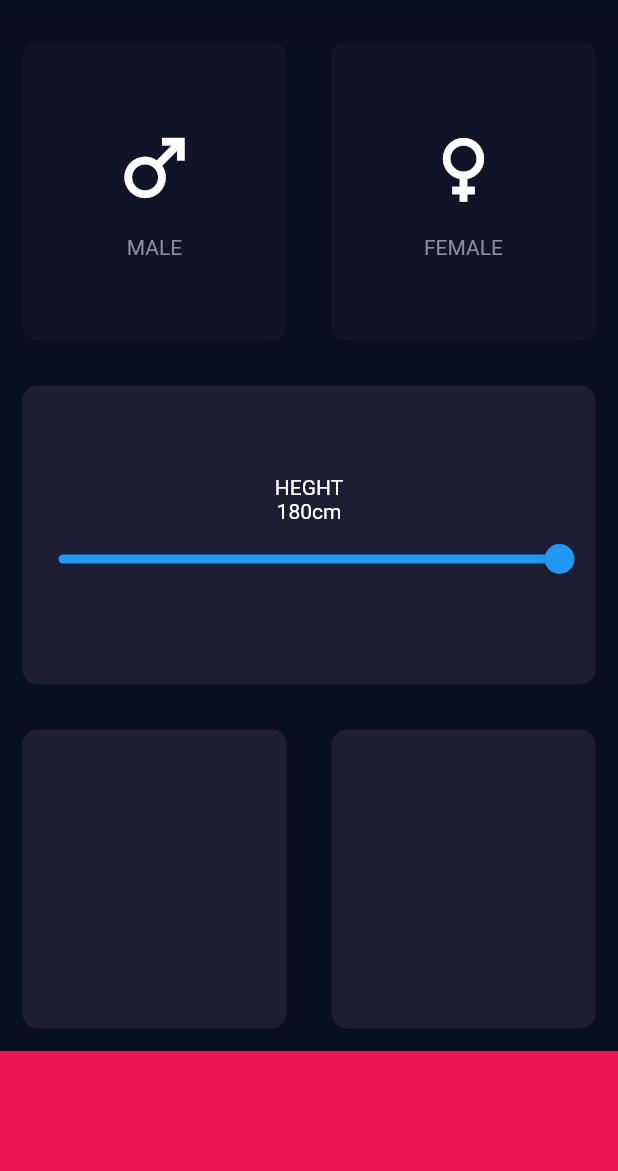
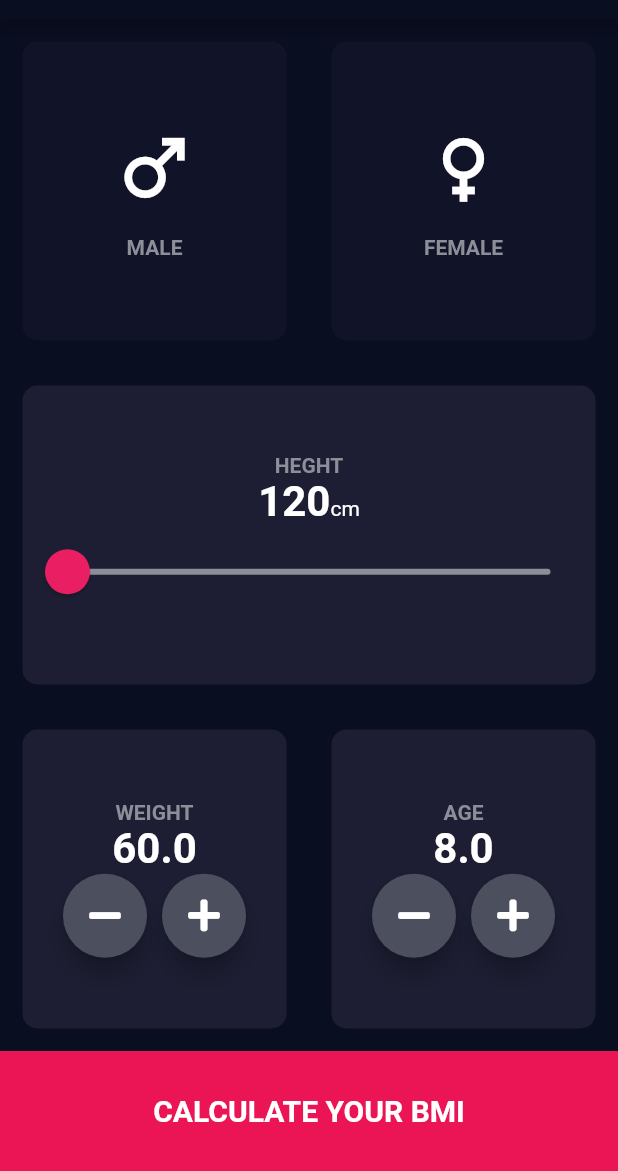
Before and after one commit to LifeAsADropOut/BMI-APP, a Flutter app: the screen it shows after launch, on a phone screen of 412 x 824 dp, the part 65-1236 px from its top. Run offline on Flutter 3.47's test engine with Material 2 defaults, Android fonts, the light colour scheme and no system bars; our stand-ins replace font_awesome_flutter.

Commit message:
complete UI for first page

```diff
--- a/lib/input_page.dart
+++ b/lib/input_page.dart
@@ -1,3 +1,4 @@
+import 'package:bmi_app2/parameter_box.dart';
 import 'package:bmi_app2/utils.dart';
 import 'package:flutter/material.dart';
 
@@ -13,6 +14,10 @@ class InputPage extends StatefulWidget {
 
 class _InputPageState extends State<InputPage> {
   Gender _gender = Gender.NONE;
+  double _sliderValue = 120.0;
+
+  double _weight = 60.0;
+  double _age = 8.0;
 
   void updateCardColor({required Gender gender}) => setState(() {
         _gender = gender;
@@ -40,9 +45,7 @@ class _InputPageState extends State<InputPage> {
                       iconSize: 80.0,
                       iconColor: Colors.white,
                       label: "MALE",
-                      labelStyle: TextStyle(
-                        color: kLabelColor,
-                      ),
+                      labelStyle: kLabelStyle,
                     ),
                   ),
                 ),
@@ -57,9 +60,7 @@ class _InputPageState extends State<InputPage> {
                       iconSize: 80.0,
                       iconColor: Colors.white,
                       label: "FEMALE",
-                      labelStyle: TextStyle(
-                        color: kLabelColor,
-                      ),
+                      labelStyle: kLabelStyle,
                     ),
                   ),
                 ),
@@ -73,9 +74,33 @@ class _InputPageState extends State<InputPage> {
               child: Column(
                 mainAxisAlignment: MainAxisAlignment.center,
                 children: [
-                  Text("HEGHT"),
-                  Text("180cm"),
-                  Slider(value: 1, onChanged: (_) {})
+                  Text(
+                    "HEGHT",
+                    style: kLabelStyle,
+                  ),
+                  Row(
+                    mainAxisAlignment: MainAxisAlignment.center,
+                    crossAxisAlignment: CrossAxisAlignment.baseline,
+                    textBaseline: TextBaseline.alphabetic,
+                    children: [
+                      Text(
+                        "${_sliderValue.floor()}",
+                        style: kNumberStyle,
+                      ),
+                      Text("cm")
+                    ],
+                  ),
+                  Slider(
+                    inactiveColor: Color(0xFF8D8E98),
+                    value: _sliderValue,
+                    min: kMinHeight,
+                    max: kMaxHeight,
+                    onChanged: (_sv) {
+                      setState(() {
+                        _sliderValue = _sv;
+                      });
+                    },
+                  )
                 ],
               ),
             ),
@@ -87,14 +112,32 @@ class _InputPageState extends State<InputPage> {
                   child: ReusableCard(
                     callback: () {},
                     color: kActiveCardColor,
-                    child: Container(),
+                    child: ParameterBox(
+                      onAdd: () => setState(() {
+                        _weight = _weight == 500 ? _weight : ++_weight;
+                      }),
+                      onSubtract: () => setState(() {
+                        _weight = _weight == 15 ? _weight : --_weight;
+                      }),
+                      title: "WEIGHT",
+                      param: _weight,
+                    ),
                   ),
                 ),
                 Expanded(
                   child: ReusableCard(
                     callback: () {},
                     color: kActiveCardColor,
-                    child: Container(),
+                    child: ParameterBox(
+                      onSubtract: () => setState(() {
+                        _age = _age == 1 ? _age : --_age;
+                      }),
+                      onAdd: () => setState(() {
+                        _age = _age == 120 ? _age : ++_age;
+                      }),
+                      title: "AGE",
+                      param: _age,
+                    ),
                   ),
                 ),
               ],
@@ -102,8 +145,13 @@ class _InputPageState extends State<InputPage> {
           ),
           Container(
             width: double.infinity,
-            color: kBottomContainerCcolor,
+            color: kBottomContainerColor,
             height: 80.0,
+            child: Center(
+                child: Text(
+              "CALCULATE YOUR BMI",
+              style: kNumberStyle.copyWith(fontSize: 20.0),
+            )),
           )
         ],
       ),
--- a/lib/main.dart
+++ b/lib/main.dart
@@ -12,6 +12,13 @@ class MyApp extends StatelessWidget {
       debugShowCheckedModeBanner: false,
       title: 'BMI CALCULATOR',
       theme: ThemeData.dark().copyWith(
+        sliderTheme: SliderTheme.of(context).copyWith(
+          activeTrackColor: Colors.white,
+          thumbColor: Colors.pink,
+          thumbShape: RoundSliderThumbShape(enabledThumbRadius: 15.0),
+          overlayShape: RoundSliderOverlayShape(overlayRadius: 30.0),
+          overlayColor: Colors.pink.withAlpha(40),
+        ),
         primaryColor: Color(0xFF0A0E21),
         scaffoldBackgroundColor: Color(
           0xFF0A0E21,
--- /dev/null
+++ b/lib/parameter_box.dart
@@ -0,0 +1,51 @@
+import 'package:bmi_app2/roundIconButton.dart';
+import 'package:bmi_app2/utils.dart';
+import 'package:flutter/material.dart';
+import 'package:font_awesome_flutter/font_awesome_flutter.dart';
+
+class ParameterBox extends StatelessWidget {
+  final double param;
+  final String title;
+  final Function() onSubtract;
+  final void Function() onAdd;
+  const ParameterBox(
+      {required this.title,
+      required this.onAdd,
+      required this.onSubtract,
+      required this.param,
+      Key? key})
+      : super(key: key);
+
+  @override
+  Widget build(BuildContext context) {
+    return Column(
+      mainAxisAlignment: MainAxisAlignment.center,
+      children: [
+        Text(
+          title,
+          style: kLabelStyle,
+        ),
+        Text(
+          "$param",
+          style: kNumberStyle,
+        ),
+        Row(
+          mainAxisAlignment: MainAxisAlignment.center,
+          children: [
+            RoundIconButton(
+              onPressed: onSubtract,
+              iconData: FontAwesomeIcons.minus,
+            ),
+            SizedBox(
+              width: 10.0,
+            ),
+            RoundIconButton(
+              onPressed: onAdd,
+              iconData: FontAwesomeIcons.plus,
+            ),
+          ],
+        )
+      ],
+    );
+  }
+}
--- /dev/null
+++ b/lib/roundIconButton.dart
@@ -0,0 +1,21 @@
+import 'package:flutter/material.dart';
+
+class RoundIconButton extends StatelessWidget {
+  final IconData iconData;
+  final void Function() onPressed;
+  const RoundIconButton(
+      {required this.onPressed, required this.iconData, Key? key})
+      : super(key: key);
+
+  @override
+  Widget build(BuildContext context) {
+    return RawMaterialButton(
+      elevation: 6.0,
+      constraints: BoxConstraints.tightFor(width: 56.0, height: 56.0),
+      onPressed: onPressed,
+      fillColor: Color(0xFF4C4F5E),
+      shape: CircleBorder(),
+      child: Icon(iconData),
+    );
+  }
+}
--- a/lib/utils.dart
+++ b/lib/utils.dart
@@ -2,7 +2,21 @@ import 'package:flutter/material.dart';
 
 enum Gender { MALE, FEMALE, NONE }
 
+const double kMaxHeight = 220.0;
+const double kMinHeight = 120.0;
+
 const Color kActiveCardColor = Color(0xFF1D1E33);
 const Color kInactiveCardColor = Color(0xFF111328);
 const Color kLabelColor = Color(0xFF8D8E98);
-const Color kBottomContainerCcolor = Color(0xFFEB1555);
+const Color kBottomContainerColor = Color(0xFFEB1555);
+
+const TextStyle kLabelStyle = TextStyle(
+  color: kLabelColor,
+  fontWeight: FontWeight.bold,
+);
+
+const TextStyle kNumberStyle = TextStyle(
+  color: Colors.white,
+  fontWeight: FontWeight.bold,
+  fontSize: 28.0,
+);
--- a/pubspec.yaml
+++ b/pubspec.yaml
@@ -23,6 +23,7 @@ environment:
 dependencies:
   flutter:
     sdk: flutter
+  font_awesome_flutter: ^9.0.0
 
 
   # The following adds the Cupertino Icons font to your application.
```
Also changed, not shown: pubspec.lock.
